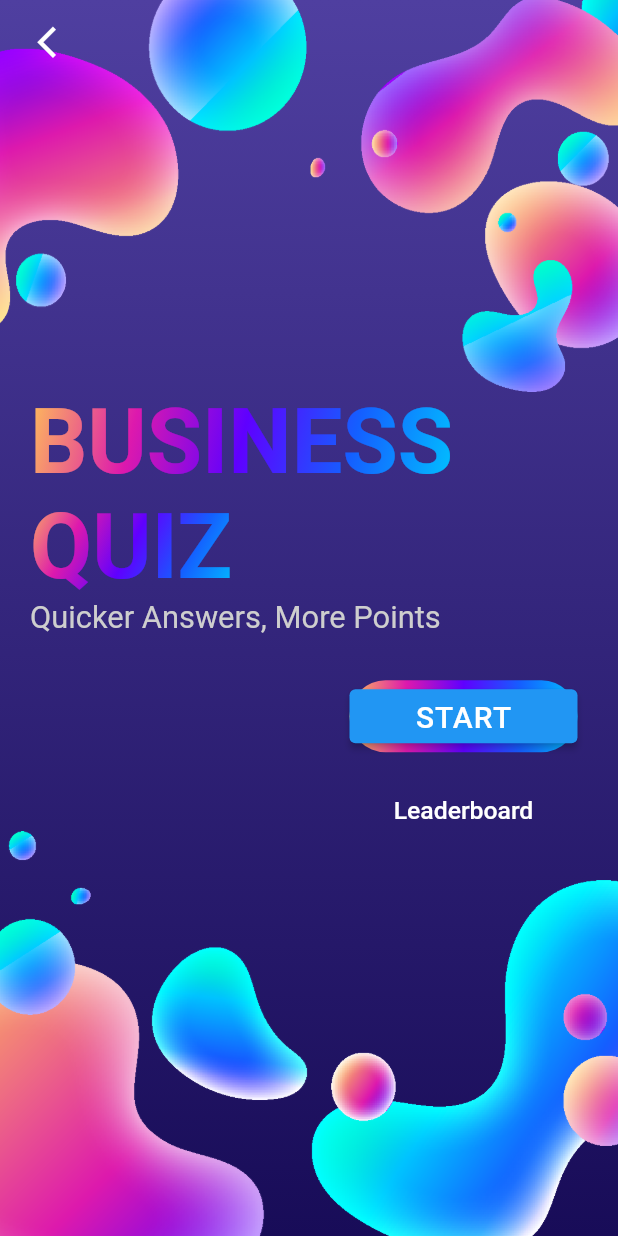
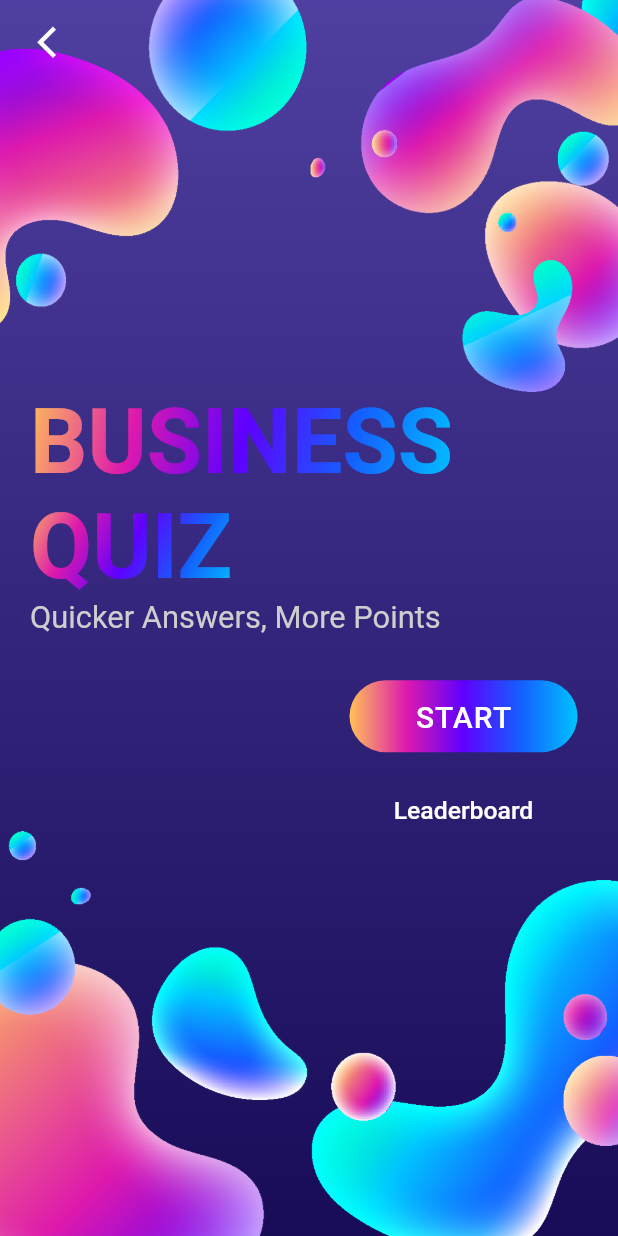
Before and after one commit to ECellNitrr/ECellOfficialApp, a Flutter app: the BQuiz screen opened by its route, on a phone screen of 412 x 824 dp. Run offline on Flutter 3.47's test engine with Material 2 defaults, Android fonts, the phone set to English and light mode, and no system bars; our stand-ins replace auto_size_text, bloc, circular_countdown_timer, equatable, firebase_core, flutter_bloc and 5 more; missing offline and left inert: data_connection_checker_nulls; accounts and stored records are empty.

Commit message:
Fixed UI Bugs

```diff
--- a/lib/screens/b_quiz/bquiz.dart
+++ b/lib/screens/b_quiz/bquiz.dart
@@ -91,11 +91,11 @@ class BQuiz extends StatelessWidget {
                         ),
                         borderRadius: BorderRadius.all(Radius.circular(30)),
                       ),
-                      child: ElevatedButton(
-                        // shape: RoundedRectangleBorder(
-                        //   borderRadius: BorderRadius.all(Radius.circular(30)),
-                        // ),
-                        // color: Colors.transparent,
+                      child: LegacyRaisedButton(
+                        shape: RoundedRectangleBorder(
+                          borderRadius: BorderRadius.all(Radius.circular(30)),
+                        ),
+                        color: Colors.transparent,
                         onPressed: () {
                           Navigator.of(context).push(MaterialPageRoute(
                               builder: ((context) => BlocProvider(
--- a/lib/screens/b_quiz/quiz_screen.dart
+++ b/lib/screens/b_quiz/quiz_screen.dart
@@ -3,6 +3,7 @@ import 'package:ecellapp/core/res/dimens.dart';
 import 'package:ecellapp/models/questions.dart';
 import 'package:ecellapp/screens/b_quiz/widgets/question_card.dart';
 import 'package:ecellapp/widgets/gradient_text.dart';
+import 'package:ecellapp/widgets/raisedButton.dart';
 import 'package:ecellapp/widgets/screen_background.dart';
 import 'package:flutter/material.dart';
 import 'package:circular_countdown_timer/circular_countdown_timer.dart';
@@ -179,7 +180,7 @@ Widget _buildSuccess(BuildContext context, List<Questions> QuizList) {
           ),
           borderRadius: BorderRadius.all(Radius.circular(30)),
         ),
-        child: FlatButton(
+        child: LegacyFlatButtonShape(
           shape: RoundedRectangleBorder(
             borderRadius: BorderRadius.all(Radius.circular(30)),
           ),
```
Also changed, not shown: pubspec.lock.
